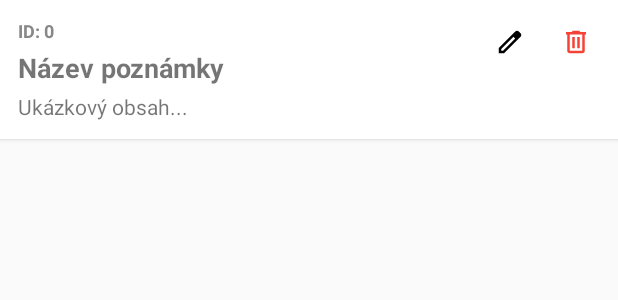
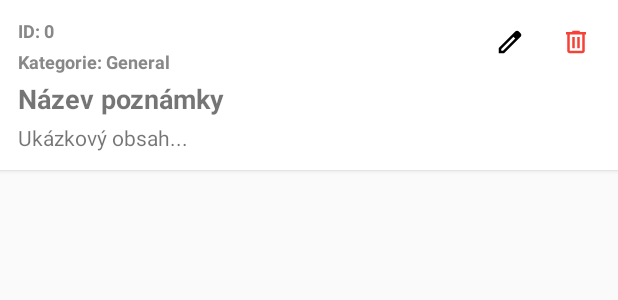
Before and after one commit to NikolaDvorakova11/-github-nd-pma-2025, an Android app: the layout item_note.xml on its own in the app's theme, with its tools: preview values and no code run, on a phone screen of 412 x 824 dp. Shown: the top 300 px of the screen. Run offline under Robolectric (Android 15) with nearby library versions, the phone set to English and light mode, and no system bars.

Commit message:
#11 úkol 20.11. - zobrazení a editace kategorie

```diff
--- a/MyApp012aMyNoteHub/app/src/main/java/com/example/myapp012amynotehub/NoteAdapter.kt
+++ b/MyApp012aMyNoteHub/app/src/main/java/com/example/myapp012amynotehub/NoteAdapter.kt
@@ -37,6 +37,9 @@ class NoteAdapter(
         // Úkol 15.2 - Zobrazení ID poznámky
         holder.binding.tvNoteId.text = "ID: ${currentNote.id}"
 
+        // Úkol 20.11. – Zobrazení kategorie
+        holder.binding.tvNoteCategory.text = "Kategorie: ${currentNote.category}"
+
         // DOPLNĚNO: Kliknutí na EDIT ikonu
         holder.binding.ivEdit.setOnClickListener {
             onEditClick(currentNote)
--- a/MyApp012aMyNoteHub/app/src/main/res/layout/item_note.xml
+++ b/MyApp012aMyNoteHub/app/src/main/res/layout/item_note.xml
@@ -23,6 +23,17 @@
             android:layout_width="match_parent"
             android:layout_height="wrap_content"
             android:text="ID: 0"
+            android:textSize="12sp"
+            android:textStyle="bold"
+            android:textColor="#888888"
+            android:layout_marginBottom="4dp"/>
+
+        <!-- Kategorie pro úkol 20.11.  -->
+        <TextView
+            android:id="@+id/tvNoteCategory"
+            android:layout_width="match_parent"
+            android:layout_height="wrap_content"
+            android:text="Kategorie: General"
             android:textSize="12sp"
             android:textStyle="bold"
             android:textColor="#888888"
```
Also changed, not shown: MyApp012aMyNoteHub/app/src/main/java/com/example/myapp012amynotehub/EditNoteActivity.kt (+25 -1 lines), MyApp012aMyNoteHub/app/src/main/res/layout/activity_edit_note.xml (+8 -0 lines).
